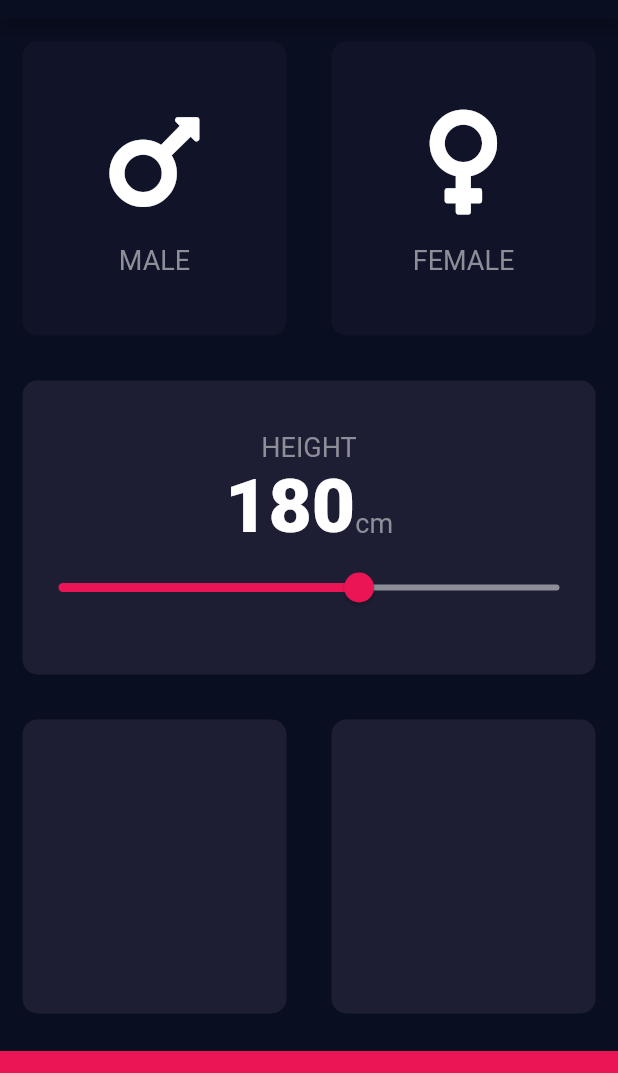
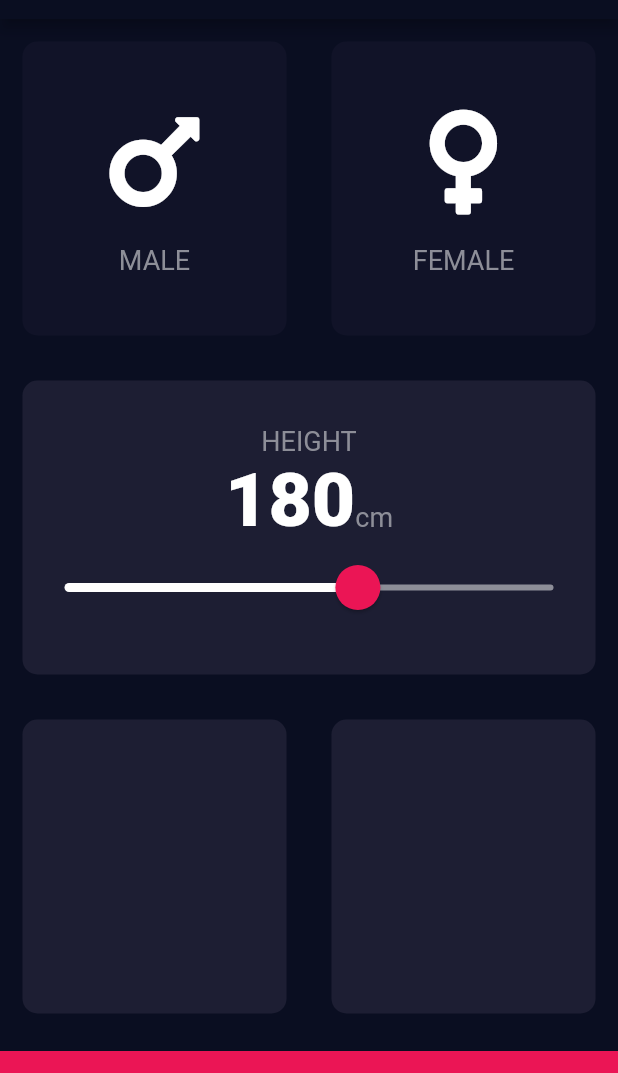
Before and after one commit to SHAH-JI/bmi-calculator-flutter, a Flutter app: the screen it shows after launch, on a phone screen of 412 x 824 dp, the part 65-1138 px from its top. Run offline on Flutter 3.47's test engine with Material 2 defaults, Android fonts, the phone set to English and light mode, and no system bars; our stand-ins replace font_awesome_flutter.

```diff
--- a/lib/input_page.dart
+++ b/lib/input_page.dart
@@ -85,17 +85,27 @@ class _InputPageState extends State<InputPage> {
                       ),
                     ],
                   ),
-                  Slider(
+                  SliderTheme(
+                    data: SliderTheme.of(context).copyWith(
+                      inactiveTrackColor: Color(0xFF8D8E98),
+                      activeTrackColor: Colors.white,
+                      overlayColor: Color(0x29EB1555),
+                      thumbColor: Color(0xFFEB1555),
+                      thumbShape:
+                          RoundSliderThumbShape(enabledThumbRadius: 15.0),
+                      overlayShape:
+                          RoundSliderOverlayShape(overlayRadius: 28.0),
+                    ),
+                    child: Slider(
                       value: height.toDouble(),
                       min: 120.0,
                       max: 220.0,
-                    activeColor: Color(0xFFEB1555),
-                    inactiveColor: Color(0xFF8D8E98),
                       onChanged: (double newValue) {
                         setState(() {
                           height = newValue.toInt();
                         });
                       },
+                    ),
                   ),
                 ],
               ),
```
Lines whose indentation alone changed are shown as unchanged.
